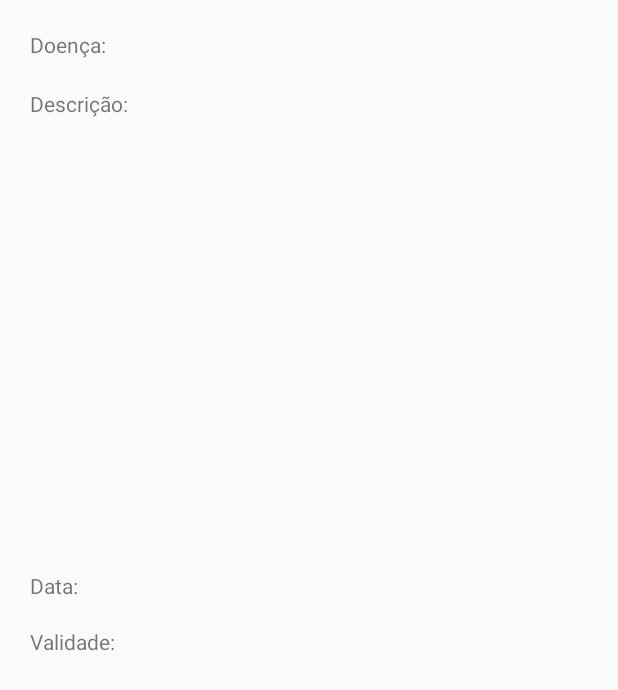
After one commit to RobertoGomess/projetoandroid, an Android app: the layout activity_detalhes_receita.xml on its own in the app's theme, with its tools: preview values and no code run, on a phone screen of 412 x 824 dp. The commit adds this screen. Shown: the top 690 px of the screen. Run offline under Robolectric (Android 15) with nearby library versions, the phone set to English and light mode, and no system bars.

Commit message:
Tela de Detalhes da Receita concluída

```diff
--- a/MeuProntuario/app/src/main/AndroidManifest.xml
+++ b/MeuProntuario/app/src/main/AndroidManifest.xml
@@ -70,7 +70,7 @@
             android:label="Minhas receitas"
             android:screenOrientation="portrait"
             android:theme="@style/Theme.AppCompat.Light.NoActionBar" />
-
+        <activity android:name=".PacoteReceita.DetalhesReceita"></activity>
     </application>
 
 </manifest>
--- a/MeuProntuario/app/src/main/java/br/com/meuprontuario/meuprontuario/HomeFragment.java
+++ b/MeuProntuario/app/src/main/java/br/com/meuprontuario/meuprontuario/HomeFragment.java
@@ -1,5 +1,6 @@
 package br.com.meuprontuario.meuprontuario;
 
+import android.app.ProgressDialog;
 import android.os.Bundle;
 import android.support.annotation.Nullable;
 import android.support.v4.app.Fragment;
@@ -13,19 +14,22 @@ import android.view.ViewGroup;
 
 import java.util.List;
 
+import br.com.meuprontuario.meuprontuario.PacoteReceita.ReceitasActivity;
+
 /**
  * Created by betoj on 13/04/2017.
  */
 
 public class HomeFragment extends Fragment {
 
+    ProgressDialog progressDialog = new ProgressDialog(getActivity());
 
         @Override
         public View onCreateView(LayoutInflater inflater, @Nullable ViewGroup container, @Nullable Bundle savedInsatanceState){
 
             View view = inflater.inflate(R.layout.fragment_home,container,false);
+            return  view;
 
 
-            return  view;
         }
     }
--- a/MeuProntuario/app/src/main/java/br/com/meuprontuario/meuprontuario/LoginActivity.java
+++ b/MeuProntuario/app/src/main/java/br/com/meuprontuario/meuprontuario/LoginActivity.java
@@ -36,7 +36,6 @@ public class LoginActivity extends AppCompatActivity {
         setContentView(R.layout.activity_login);
 
         //instanciando elementos
-
         txtEmail = (EditText)findViewById(R.id.txtNomeUsuario);
         txtSenha = (EditText)findViewById(R.id.txtConfirmaSenha);
         switchLembraSenha = (Switch)findViewById(R.id.switchLembraSenha);
--- /dev/null
+++ b/MeuProntuario/app/src/main/res/layout/activity_detalhes_receita.xml
@@ -0,0 +1,52 @@
+<?xml version="1.0" encoding="utf-8"?>
+<ScrollView android:layout_width="match_parent" xmlns:android="http://schemas.android.com/apk/res/android" android:layout_height="match_parent">
+    <RelativeLayout xmlns:android="http://schemas.android.com/apk/res/android"
+        xmlns:app="http://schemas.android.com/apk/res-auto"
+        xmlns:tools="http://schemas.android.com/tools"
+        android:layout_width="match_parent"
+        android:layout_height="match_parent"
+        tools:context="br.com.meuprontuario.meuprontuario.PacoteReceita.DetalhesReceita">
+
+        <TextView
+            android:id="@+id/textView_data"
+            android:layout_width="match_parent"
+            android:layout_marginRight="20dp"
+            android:layout_height="wrap_content"
+            android:layout_alignStart="@+id/textView_descricao"
+            android:layout_below="@+id/textView_descricao"
+            android:layout_marginTop="21dp"
+            android:text="Data:" />
+
+        <TextView
+            android:id="@+id/textView_doenca"
+            android:layout_width="match_parent"
+            android:layout_margin="20dp"
+            android:layout_height="wrap_content"
+            android:layout_marginStart="21dp"
+            android:layout_marginTop="21dp"
+            android:text="Doença: "
+            android:layout_alignParentTop="true"
+            android:layout_alignParentStart="true" />
+
+        <TextView
+            android:id="@+id/textView_descricao"
+            android:layout_width="match_parent"
+            android:layout_marginRight="20dp"
+            android:layout_height="300dp"
+            android:text="Descrição:"
+            android:layout_below="@+id/textView_doenca"
+            android:layout_alignStart="@+id/textView_doenca" />
+
+    <TextView
+        android:id="@+id/textView_validade"
+        android:layout_width="match_parent"
+        android:layout_marginRight="20dp"
+        android:layout_marginBottom="10dp"
+        android:layout_height="wrap_content"
+        android:layout_marginTop="18dp"
+        android:text="Validade:"
+        android:layout_below="@+id/textView_data"
+        android:layout_alignStart="@+id/textView_data" />
+
+</RelativeLayout>
+</ScrollView>
```
Also changed, not shown: MeuProntuario/app/src/main/java/br/com/meuprontuario/meuprontuario/PacoteReceita/DetalhesReceita.java (added, +39 -0 lines), MeuProntuario/app/src/main/java/br/com/meuprontuario/meuprontuario/PacoteReceita/ReceitasFragment.java (+12 -1 lines).
